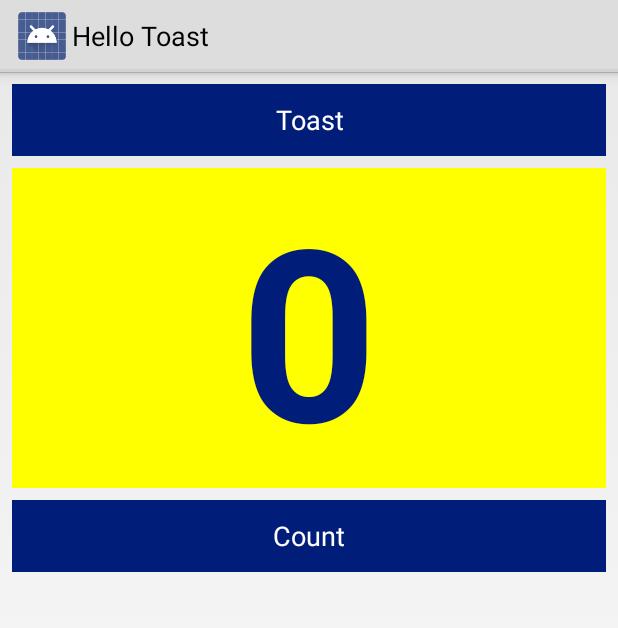
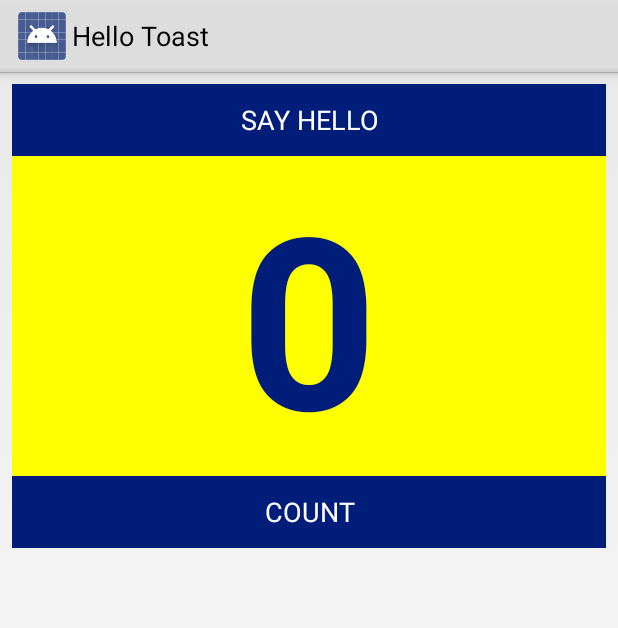
Before and after one commit to princeOprince/AndroidExperiments, an Android app: the screen it shows after launch (MainActivity), on a phone screen of 412 x 824 dp. Shown: the top 628 px of the screen. Run offline under Robolectric (Android 15) with nearby library versions, the phone set to English and light mode, and no system bars.

Commit message:
Created a new activity and implemented an intent extra

```diff
--- a/Hello Toast/app/src/main/AndroidManifest.xml
+++ b/Hello Toast/app/src/main/AndroidManifest.xml
@@ -9,6 +9,7 @@
         android:roundIcon="@mipmap/ic_launcher_round"
         android:supportsRtl="true"
         android:theme="@style/AppTheme">
+        <activity android:name=".HelloActivity"></activity>
         <activity android:name=".MainActivity">
             <intent-filter>
                 <action android:name="android.intent.action.MAIN" />
--- a/Hello Toast/app/src/main/res/layout/activity_main.xml
+++ b/Hello Toast/app/src/main/res/layout/activity_main.xml
@@ -1,6 +1,5 @@
 <?xml version="1.0" encoding="utf-8"?>
 <RelativeLayout xmlns:android="http://schemas.android.com/apk/res/android"
-    xmlns:app="http://schemas.android.com/apk/res-auto"
     xmlns:tools="http://schemas.android.com/tools"
     android:layout_width="match_parent"
     android:layout_height="match_parent"
@@ -16,7 +15,7 @@
         android:layout_marginEnd="8dp"
         android:background="#011D7A"
         android:onClick="showToast"
-        android:text="@string/button_label_toast"
+        android:text="@string/say_hello"
         android:textColor="@android:color/white" />
 
     <TextView
@@ -24,9 +23,7 @@
         android:layout_width="match_parent"
         android:layout_height="wrap_content"
         android:layout_marginStart="8dp"
-        android:layout_marginTop="8dp"
         android:layout_marginEnd="8dp"
-        android:layout_marginBottom="8dp"
         android:background="#FFFF00"
         android:gravity="center_vertical"
         android:text="@string/count_initial_value"
--- a/Hello Toast/app/src/main/res/values/strings.xml
+++ b/Hello Toast/app/src/main/res/values/strings.xml
@@ -1,7 +1,9 @@
 <resources>
     <string name="app_name">Hello Toast</string>
     <string name="button_label_toast">Toast</string>
-    <string name="button_label_count">Count</string>
+    <string name="button_label_count">COUNT</string>
     <string name="count_initial_value">0</string>
     <string name="toast_message">Hello Toast!</string>
+    <string name="say_hello">SAY HELLO</string>
+    <string name="hello">Hello!</string>
 </resources>
```
Also changed, not shown: Hello Toast/app/src/main/java/prince/hellotoast/HelloActivity.java (added, +20 -0 lines), Hello Toast/app/src/main/java/prince/hellotoast/MainActivity.java (+10 -2 lines), Hello Toast/app/src/main/res/layout/activity_hello.xml (added, +32 -0 lines).
